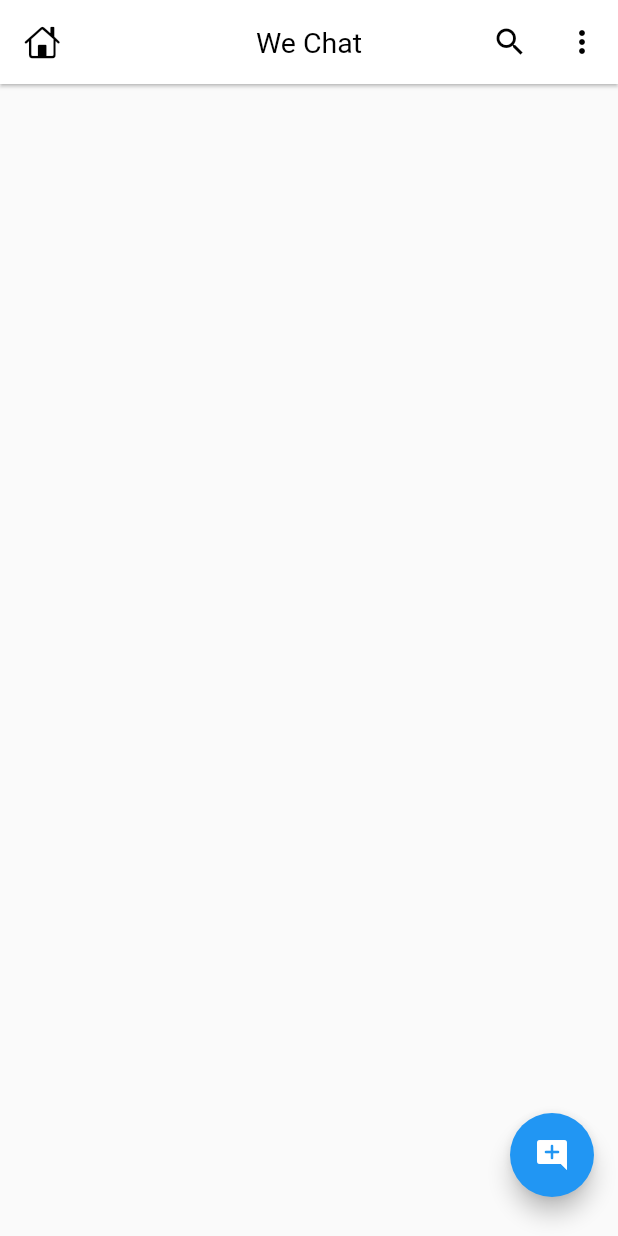
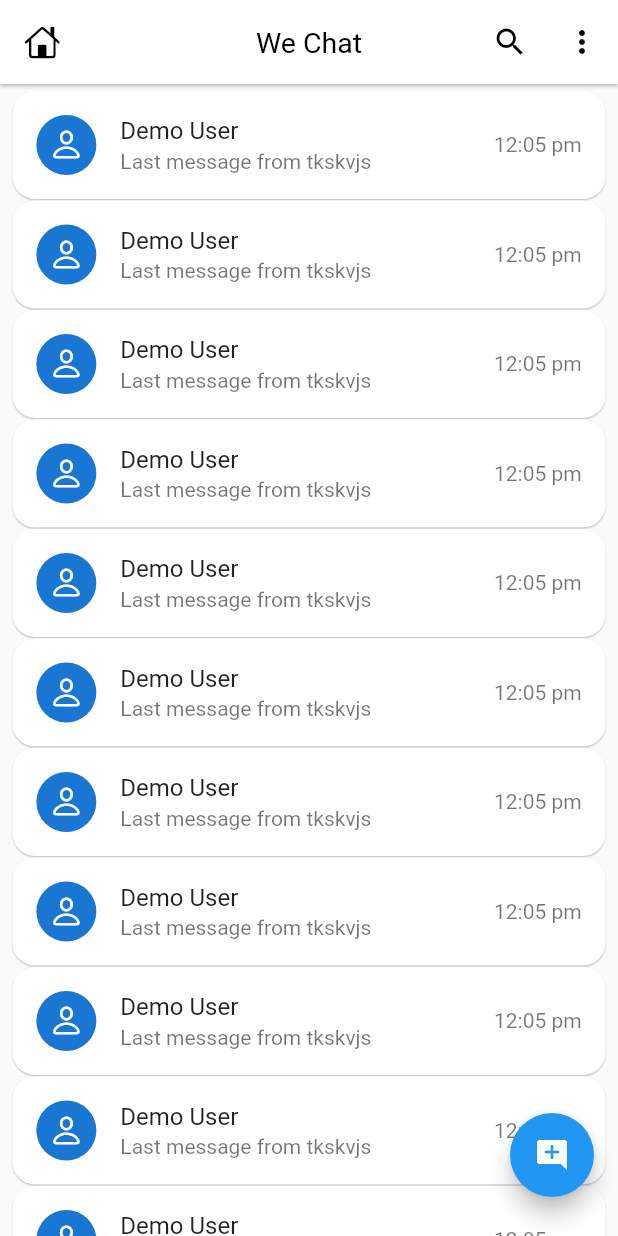
Before and after one commit to thenumanahmed/Chat_App, a Flutter app: the screen it shows after launch, on a phone screen of 412 x 824 dp. Run offline on Flutter 3.47's test engine with Material 2 defaults, Android fonts, the phone set to English and light mode, and no system bars; our stand-ins replace firebase_auth, firebase_core, google_sign_in; accounts and stored records are empty.

Commit message:
chat card added

```diff
--- a/lib/screens/home_screen.dart
+++ b/lib/screens/home_screen.dart
@@ -1,4 +1,5 @@
 import 'package:chat_app/headers.dart';
+import 'package:chat_app/widgets/chat_user_card.dart';
 import 'package:flutter/cupertino.dart';
 
 class HomeScreen extends StatefulWidget {
@@ -41,6 +42,14 @@ class _HomeScreenState extends State<HomeScreen> {
             child: const Icon(Icons.add_comment_rounded),
           ),
         ),
-    );
+        body: ListView.builder(
+          itemCount:60 ,
+          //for little spacing at start of the screen
+          padding: EdgeInsets.only(top: mq.height *0.005),
+          physics: const BouncingScrollPhysics(),
+          itemBuilder: (context, index) {
+            return const ChatUserCard();
+          },
+        ));
   }
 }
--- /dev/null
+++ b/lib/widgets/chat_user_card.dart
@@ -0,0 +1,30 @@
+import 'package:chat_app/headers.dart';
+import 'package:flutter/cupertino.dart';
+import 'package:flutter/material.dart';
+
+class ChatUserCard extends StatefulWidget {
+  const ChatUserCard({super.key});
+
+  @override
+  State<ChatUserCard> createState() => _ChatUserCardState();
+}
+
+class _ChatUserCardState extends State<ChatUserCard> {
+  @override
+  Widget build(BuildContext context) {
+    return Card(
+      margin: EdgeInsets.symmetric(horizontal: mq.width * 0.02,vertical:0.5 ),
+      shape: RoundedRectangleBorder(borderRadius: BorderRadius.circular(15)),
+      elevation: 0.5,
+      child: InkWell(
+        onTap: () {},
+        child: const ListTile(
+          leading: CircleAvatar(child: Icon(CupertinoIcons.person),),
+          title: Text('Demo User',),
+          subtitle:  Text('Last message from tkskvjs hjksjkbvjka sjbvcs nmnjnsajknm jkanjkfn sa,cmbjkb jkbajkhe user',maxLines: 1,),
+          trailing: Text('12:05 pm',style: TextStyle(color: Colors.black54),),
+        ),
+      ),
+    );
+  }
+}
```
Lines whose indentation alone changed are shown as unchanged.
